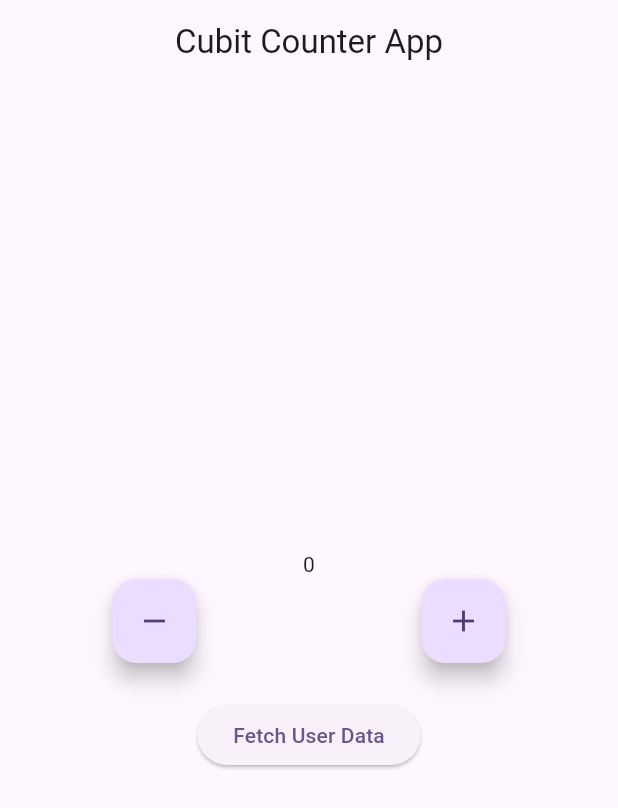
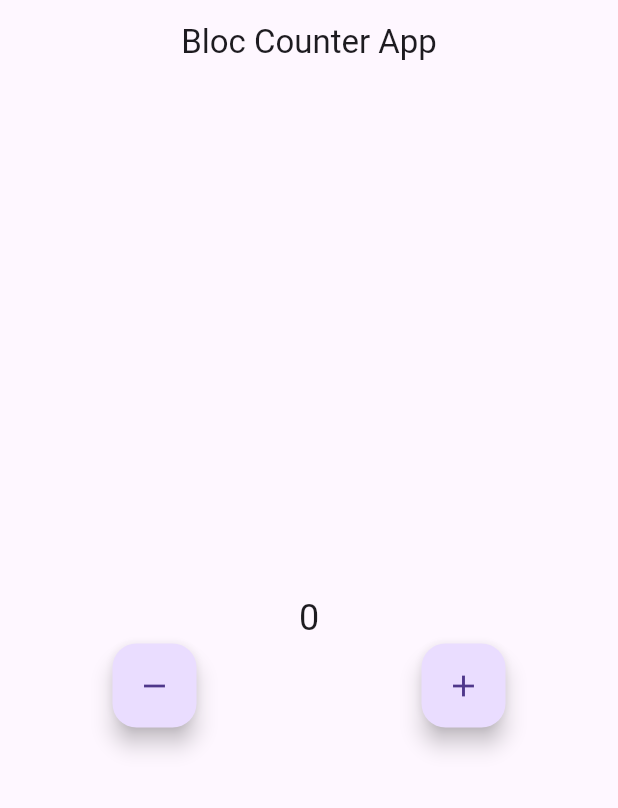
Before and after one commit to imam-swe/learn_bloc, a Flutter app: the screen it shows after launch, after a tap on the "remove" icon, after a tap on the "add" icon, on a phone screen of 412 x 824 dp. Shown: the top 808 px of the screen. Run offline on Flutter 3.47's test engine with Material 3 defaults, Android fonts, the phone set to English and light mode, and no system bars; our stand-ins replace equatable, flutter_bloc.

Commit message:
counter app with bloc pettern

```diff
--- a/lib/bloc_cubit/cubit/user_cubit/user_cubit_state.dart
+++ b/lib/bloc_cubit/cubit/user_cubit/user_cubit_state.dart
@@ -7,14 +7,12 @@ abstract class UserCubitState extends Equatable {
 
 class UserCubitInit extends UserCubitState {
   @override
-  // TODO: implement props
   List<Object?> get props => [];
 
 }
 
 class UserCubitLoading extends UserCubitState {
   @override
-  // TODO: implement props
   List<Object?> get props => [];
 
 }
--- /dev/null
+++ b/lib/bloc_pattern/bloc/counter_bloc.dart
@@ -0,0 +1,20 @@
+import 'package:flutter_bloc/flutter_bloc.dart';
+import 'package:learn_bloc/bloc_pattern/bloc/counter_event.dart';
+import 'package:learn_bloc/bloc_pattern/bloc/counter_state.dart';
+
+class CounterBloc extends Bloc<CounterEvent, CounterState>{
+
+  int counter = 0;
+
+  CounterBloc():super(CounterInit()){
+    on<CounterIncrease>((event, emit){
+      counter = counter - 1;
+      emit(CounterUpdate(counter));
+    });
+
+    on<CounterDecrease>((event, emit){
+      counter = counter + 1;
+      emit(CounterUpdate(counter));
+    });
+  }
+}
--- /dev/null
+++ b/lib/bloc_pattern/bloc/counter_event.dart
@@ -0,0 +1,17 @@
+import 'package:equatable/equatable.dart';
+
+abstract class CounterEvent extends Equatable{
+
+}
+
+class CounterIncrease extends CounterEvent{
+  @override
+  List<Object?> get props => [];
+
+}
+
+class CounterDecrease extends CounterEvent{
+  @override
+  List<Object?> get props => [];
+
+}
--- /dev/null
+++ b/lib/bloc_pattern/bloc/counter_state.dart
@@ -0,0 +1,21 @@
+import 'package:equatable/equatable.dart';
+
+abstract class CounterState extends Equatable{
+
+}
+
+class CounterInit extends CounterState{
+  @override
+  List<Object?> get props => [];
+
+}
+
+class CounterUpdate extends CounterState{
+  final int counter;
+
+  CounterUpdate(this.counter);
+
+  @override
+  List<Object?> get props => [counter];
+
+}
--- /dev/null
+++ b/lib/bloc_pattern/views/bloc_counter_app.dart
@@ -0,0 +1,67 @@
+import 'package:flutter/material.dart';
+import 'package:flutter_bloc/flutter_bloc.dart';
+import 'package:learn_bloc/bloc_pattern/bloc/counter_bloc.dart';
+import 'package:learn_bloc/bloc_pattern/bloc/counter_event.dart';
+import 'package:learn_bloc/bloc_pattern/bloc/counter_state.dart';
+
+
+class BlocCounterAppPage extends StatefulWidget {
+  const BlocCounterAppPage({super.key});
+
+  @override
+  State<BlocCounterAppPage> createState() => _BlocCounterAppPageState();
+}
+
+class _BlocCounterAppPageState extends State<BlocCounterAppPage> {
+  @override
+  Widget build(BuildContext context) {
+    return Scaffold(
+      appBar: AppBar(
+        title: const Text('Bloc Counter App'),
+        centerTitle: true,
+      ),
+      body: BlocBuilder<CounterBloc, CounterState>(
+        builder: (context, state) {
+          if (state is CounterInit) {
+            return _view(context, 0);
+          } else if (state is CounterUpdate) {
+            return _view(context, state.counter);
+          } else {
+            return const SizedBox();
+          }
+        },
+      ),
+    );
+  }
+  Widget _view(BuildContext context, int value){
+    return Center(
+      child: Column(
+        mainAxisAlignment: MainAxisAlignment.center,
+        children: [
+          Text(value.toString(), style: const TextStyle(fontSize: 24),),
+          Row(
+            mainAxisAlignment: MainAxisAlignment.spaceAround,
+            children: [
+
+              FloatingActionButton(
+                onPressed: (){
+                  context.read<CounterBloc>().add(CounterIncrease());
+                },
+                heroTag: 1,
+                child: const Icon(Icons.remove),
+              ),
+
+              FloatingActionButton(
+                onPressed: (){
+                  context.read<CounterBloc>().add(CounterDecrease());
+                },
+                heroTag: 2,
+                child: const Icon(Icons.add),
+              ),
+            ],
+          ),
+        ],
+      ),
+    );
+  }
+}
--- a/lib/main.dart
+++ b/lib/main.dart
@@ -1,9 +1,11 @@
 import 'package:flutter/material.dart';
 import 'package:flutter_bloc/flutter_bloc.dart';
-import 'package:learn_bloc/bloc_cubit/cubit/counter_cubit/counter_cubit.dart';
-import 'package:learn_bloc/bloc_cubit/cubit/user_cubit/user_cubit.dart';
-import 'package:learn_bloc/bloc_cubit/services/api_service.dart';
-import 'package:learn_bloc/bloc_cubit/view/cubit_counter_app.dart';
+// import 'package:learn_bloc/bloc_cubit/cubit/counter_cubit/counter_cubit.dart';
+// import 'package:learn_bloc/bloc_cubit/cubit/user_cubit/user_cubit.dart';
+// import 'package:learn_bloc/bloc_cubit/services/api_service.dart';
+// import 'package:learn_bloc/bloc_cubit/view/cubit_counter_app.dart';
+import 'package:learn_bloc/bloc_pattern/bloc/counter_bloc.dart';
+import 'package:learn_bloc/bloc_pattern/views/bloc_counter_app.dart';
 
 void main() {
   runApp(const MyApp());
@@ -15,21 +17,32 @@ class MyApp extends StatelessWidget {
   // This widget is the root of your application.
   @override
   Widget build(BuildContext context) {
-    return MultiBlocProvider( //!Bloc Cubit
-      providers: [
-        BlocProvider(create: (context) => CounterCubit()),
-        BlocProvider(create: (context) => UserCubit(apiService: ApiService())),
-
-      ],
+    return BlocProvider( //!Bloc Pattern
+      create: (context) => CounterBloc(),
       child: MaterialApp(
         theme: ThemeData(
-          colorScheme: ColorScheme.fromSeed(seedColor: Colors.deepPurple),
-          useMaterial3: true,
+          // colorScheme: ColorScheme.fromSeed(seedColor: Colors.deepPurple),
+          // useMaterial3: true,
           primarySwatch: Colors.blue
         ),
         debugShowCheckedModeBanner: false,
-        home: const CubitCounterAppPage(),
+        home: const BlocCounterAppPage(),
       ),
     );
+    // return MultiBlocProvider( //!Bloc Cubit
+    //   providers: [
+    //     BlocProvider(create: (context) => CounterCubit()),
+    //     BlocProvider(create: (context) => UserCubit(apiService: ApiService())),
+    //   ],
+    //   child: MaterialApp(
+    //     theme: ThemeData(
+    //       colorScheme: ColorScheme.fromSeed(seedColor: Colors.deepPurple),
+    //       useMaterial3: true,
+    //       primarySwatch: Colors.blue
+    //     ),
+    //     debugShowCheckedModeBanner: false,
+    //     home: const CubitCounterAppPage(),
+    //   ),
+    // );
   }
 }
```
